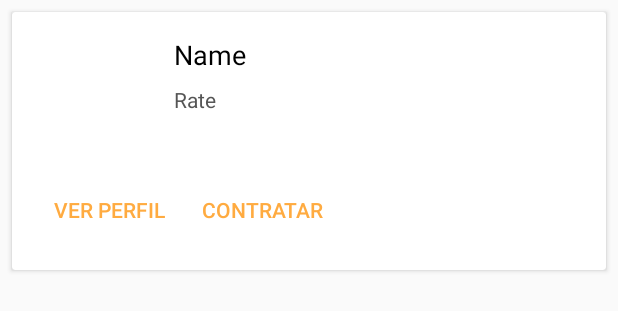
After one commit to CaioWF/house-cleaning-mobile-java-native, an Android app: the layout worker_list_item.xml on its own in the app's theme, with its tools: preview values and no code run, on a phone screen of 412 x 824 dp. The commit adds this screen. Shown: the top 311 px of the screen. Run offline under Robolectric (Android 15) with nearby library versions, the phone set to English and light mode, and no system bars.

Commit message:
Create work list fragment

```diff
--- /dev/null
+++ b/app/src/main/res/layout/worker_list_item.xml
@@ -0,0 +1,80 @@
+<?xml version="1.0" encoding="utf-8"?>
+<LinearLayout xmlns:android="http://schemas.android.com/apk/res/android"
+    android:layout_width="match_parent"
+    android:layout_height="wrap_content"
+    android:orientation="vertical">
+
+    <androidx.cardview.widget.CardView
+        android:id="@+id/worker_card_view"
+        android:layout_width="match_parent"
+        android:layout_height="wrap_content"
+        android:layout_margin="8dp">
+
+        <LinearLayout
+            android:layout_width="match_parent"
+            android:layout_height="wrap_content"
+            android:orientation="vertical">
+
+            <LinearLayout
+                android:layout_width="match_parent"
+                android:layout_height="wrap_content"
+                android:orientation="horizontal">
+
+                <ImageView
+                    android:id="@+id/worker_photo_image_view"
+                    android:layout_width="60dp"
+                    android:layout_height="60dp"
+                    android:layout_gravity="center"
+                    android:layout_margin="16dp" />
+
+                <LinearLayout
+                    android:layout_width="match_parent"
+                    android:layout_height="wrap_content"
+                    android:orientation="vertical"
+                    android:padding="16dp">
+
+                    <TextView
+                        android:id="@+id/worker_name_text_view"
+                        android:layout_width="match_parent"
+                        android:layout_height="wrap_content"
+                        android:layout_marginBottom="8dp"
+                        android:text="Name"
+                        android:textColor="#000"
+                        android:textSize="18sp" />
+
+                    <TextView
+                        android:id="@+id/worker_rate_text_view"
+                        android:layout_width="match_parent"
+                        android:layout_height="wrap_content"
+                        android:text="Rate"
+                        android:textColor="#555" />
+
+                </LinearLayout>
+
+            </LinearLayout>
+
+            <LinearLayout
+                android:layout_width="match_parent"
+                android:layout_height="match_parent"
+                android:orientation="horizontal"
+                android:padding="16dp">
+
+                <Button
+                    android:id="@+id/view_profile_button"
+                    android:layout_width="wrap_content"
+                    android:layout_height="wrap_content"
+                    android:text="Ver Perfil"
+                    android:theme="@style/PrimaryFlatButton" />
+
+                <Button
+                    android:id="@+id/hire_button"
+                    android:layout_width="wrap_content"
+                    android:layout_height="wrap_content"
+                    android:text="Contratar"
+                    android:theme="@style/PrimaryFlatButton" />
+            </LinearLayout>
+
+        </LinearLayout>
+
+    </androidx.cardview.widget.CardView>
+</LinearLayout>
--- a/app/src/main/res/values-v28/styles.xml
+++ b/app/src/main/res/values-v28/styles.xml
@@ -1,8 +1,17 @@
 <?xml version="1.0" encoding="utf-8"?>
 <resources>
+
     <style name="AppTheme.NoActionBar">
         <item name="windowActionBar">false</item>
         <item name="windowNoTitle">true</item>
         <item name="android:statusBarColor">@android:color/transparent</item>
     </style>
+
+    <style name="PrimaryFlatButton" parent="Theme.AppCompat.Light">
+        <item name="android:buttonStyle">
+            @style/Widget.AppCompat.Button.Borderless.Colored
+        </item>
+        <item name="colorAccent">#FFAB40</item>
+    </style>
+
 </resources>
```
Also changed, not shown: app/src/main/java/br/com/ufc/quixada/housecleaning/WorkerListFragment.java (added, +143 -0 lines), app/src/main/java/br/com/ufc/quixada/housecleaning/adapter/WorkerListAdapter.java (added, +84 -0 lines), app/src/main/java/br/com/ufc/quixada/housecleaning/network/DownloadImage.java (added, +40 -0 lines), app/src/main/java/br/com/ufc/quixada/housecleaning/view/GenericView.java (added, +19 -0 lines), app/src/main/java/br/com/ufc/quixada/housecleaning/view/WorkerListView.java (added, +50 -0 lines), app/src/main/res/layout/fragment_worker_list.xml (added, +13 -0 lines).
